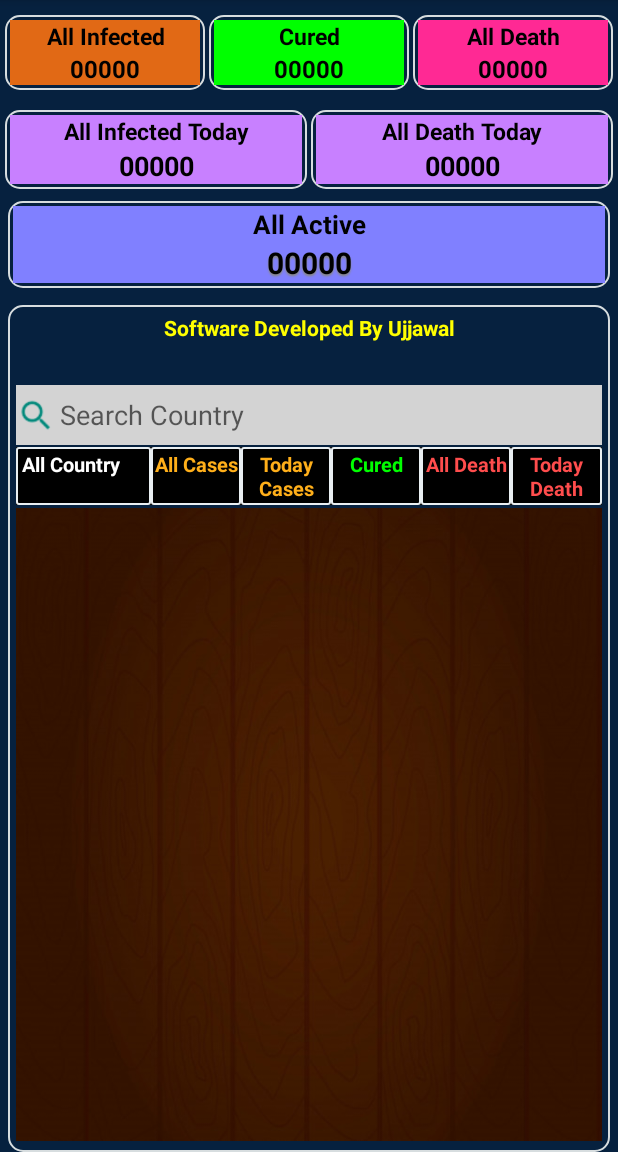
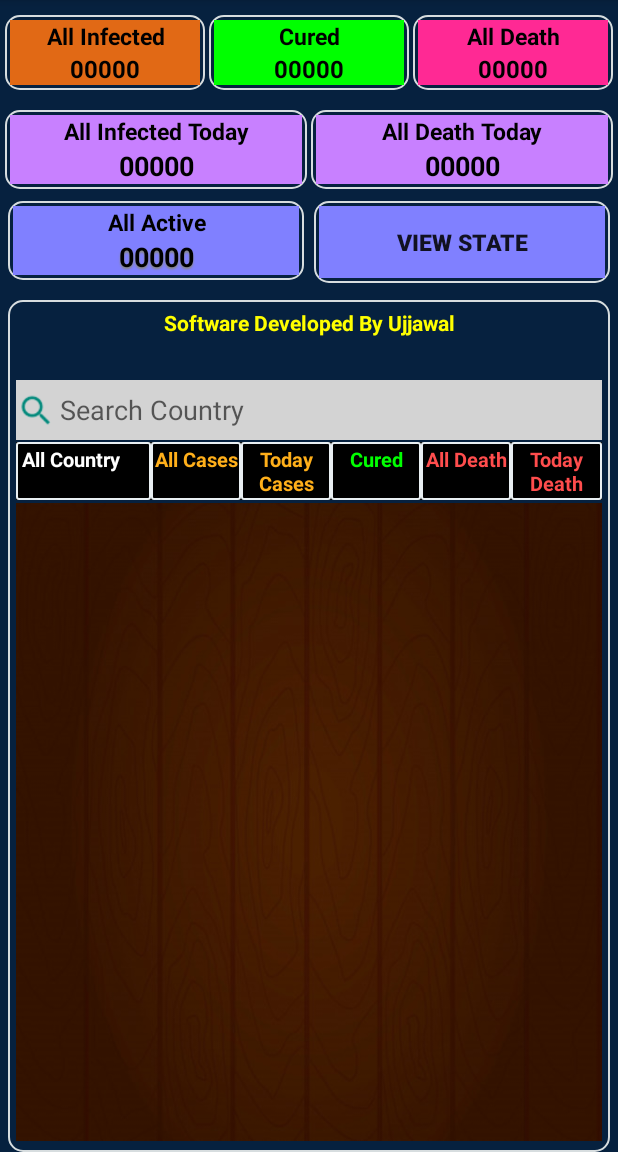
Before and after one commit to ujjawal71/COVID19TRACKER, an Android app: the screen it shows after launch (MainActivity), on a phone screen of 412 x 824 dp, the part 84-1236 px from its top. Run offline under Robolectric (Android 15) with nearby library versions, the light colour scheme and no system bars.

Commit message:
COVID19TRACKER

```diff
--- a/app/src/main/AndroidManifest.xml
+++ b/app/src/main/AndroidManifest.xml
@@ -12,6 +12,7 @@
         android:roundIcon="@mipmap/ic_launcher_round"
         android:supportsRtl="true"
         android:theme="@style/AppTheme">
+        <activity android:name=".secondActivity"></activity>
         <activity
             android:name=".MainActivity"
             android:configChanges="orientation"
--- a/app/src/main/java/com/ujjawalproject/covid19trackerall/MainActivity.java
+++ b/app/src/main/java/com/ujjawalproject/covid19trackerall/MainActivity.java
@@ -94,7 +94,13 @@ public class MainActivity extends AppCompatActivity {
         super.onCreate(savedInstanceState);
         setContentView(R.layout.activity_main);
 
-
+    button=(Button)findViewById(R.id.button2);
+    button.setOnClickListener(new View.OnClickListener() {
+        @Override
+        public void onClick(View v) {
+            secondActivitymethod();
+        }
+    });
 
 
 
@@ -252,6 +258,17 @@ public class MainActivity extends AppCompatActivity {
         // Call refreshData once the app is opened only one time, then user can request updates
         refreshData();
     }
+
+
+
+
+    public void secondActivitymethod()
+    {
+
+        Intent intent =new Intent(this ,secondActivity.class);
+        startActivity(intent);
+    }
+
 
 
 
--- a/app/src/main/res/layout/activity_main.xml
+++ b/app/src/main/res/layout/activity_main.xml
@@ -262,7 +262,7 @@
         android:layout_marginRight="2dp"
         android:orientation="horizontal"
         android:layout_marginBottom="8dp"
-        android:weightSum="1">
+        android:weightSum="2">
 
         <LinearLayout
             android:id="@+id/layoutTopActive"
@@ -286,7 +286,7 @@
                 android:textAlignment="center"
                 android:background="#8080ff"
                 android:textColor="#000000"
-                android:textSize="17dp"
+                android:textSize="15dp"
                 android:textStyle="bold" />
 
             <TextView
@@ -302,9 +302,42 @@
                 android:background="#8080ff"
                 android:textAlignment="center"
                 android:textColor="#000000"
-                android:textSize="20dp"
+                android:textSize="18dp"
                 android:textStyle="bold" />
         </LinearLayout>
+
+
+
+
+        <LinearLayout
+
+            android:layout_width="match_parent"
+            android:layout_height="wrap_content"
+            android:layout_marginLeft="3dp"
+            android:layout_marginRight="3dp"
+            android:layout_marginBottom="3dp"
+            android:layout_marginTop="0dp"
+            android:layout_weight="1"
+            android:background="@drawable/back_generic"
+            android:orientation="vertical"
+            android:padding="3dp" >
+
+           <Button
+               android:id="@+id/button2"
+               android:layout_width="match_parent"
+               android:layout_height="wrap_content"
+               android:layout_gravity="center_horizontal"
+               android:textAlignment="center"
+               android:text="View State"
+               android:textSize="15dp"
+               android:textStyle="bold"
+               android:background="#8080ff"
+               />
+
+        </LinearLayout>
+
+
+
     </LinearLayout>
 
 
```
Also changed, not shown: app/src/main/java/com/ujjawalproject/covid19trackerall/secondActivity.java (added, +14 -0 lines), app/src/main/res/layout/activity_second.xml (added, +17 -0 lines).
